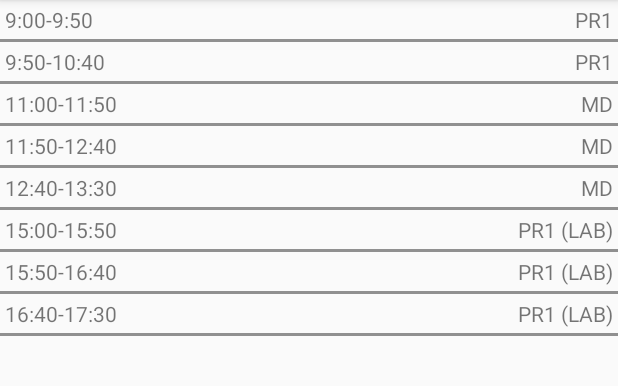
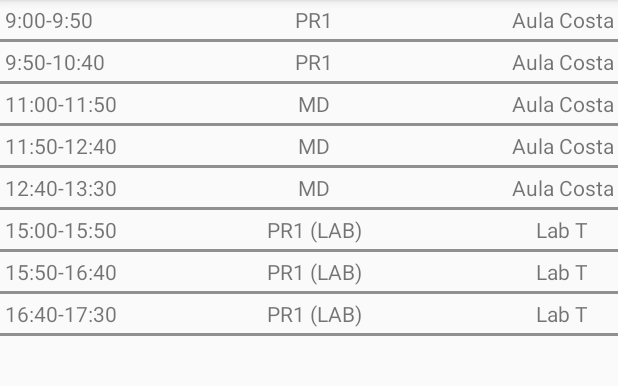
Before and after one commit to feduss/RoomIUM, an Android app: the TabellaOrariActivity screen opened directly, with no data from a screen before it, on a phone screen of 412 x 824 dp, the part 84-470 px from its top. Run offline under Robolectric (Android 15) with nearby library versions, the phone set to English and light mode, and no system bars.

Commit message:
Modificata la tabella degli orari per inserire l'aula. Rimosso un TODO, molto probabilmente di Silvio.

```diff
--- a/app/src/main/java/com/secd/ium/roomium/AvvisiDocenteFragment.java
+++ b/app/src/main/java/com/secd/ium/roomium/AvvisiDocenteFragment.java
@@ -170,7 +170,7 @@ public class AvvisiDocenteFragment extends android.support.v4.app.Fragment {
                                     //Inserimento del nuovo avviso nella lista
                                     nuovoAvviso.setTitolo(titolo.getText().toString());
                                     nuovoAvviso.setTesto(avviso.getText().toString());
-                                    nuovoAvviso.setAutore(getUsername(getContext())); //TODO recuperare il nome del docente
+                                    nuovoAvviso.setAutore(getUsername(getContext()));
                                     vettore.add(nuovoAvviso);
 
                                     //Spostamento del nuovo avviso in testa
--- a/app/src/main/res/layout/activity_tabella_orari.xml
+++ b/app/src/main/res/layout/activity_tabella_orari.xml
@@ -8,7 +8,7 @@
     <TableLayout xmlns:android="http://schemas.android.com/apk/res/android"
         android:layout_width="match_parent"
         android:layout_height="match_parent"
-        android:stretchColumns="1">
+        android:stretchColumns="2">
 
         <TableRow>
             <TextView
@@ -17,8 +17,12 @@
                 android:padding="3dip" />
             <TextView
                 android:text="PR1"
-                android:gravity="right"
+                android:gravity="center"
                 android:padding="3dip" />
+            <TextView
+                android:text="Aula Costa"
+                android:gravity="center"
+                android:padding="3dip"/>
         </TableRow>
 
         <View
@@ -32,8 +36,12 @@
                 android:padding="3dip" />
             <TextView
                 android:text="PR1"
-                android:gravity="right"
+                android:gravity="center"
                 android:padding="3dip" />
+            <TextView
+                android:text="Aula Costa"
+                android:gravity="center"
+                android:padding="3dip"/>
         </TableRow>
 
         <View
@@ -47,8 +55,12 @@
                 android:padding="3dip" />
             <TextView
                 android:text="MD"
-                android:gravity="right"
+                android:gravity="center"
                 android:padding="3dip" />
+            <TextView
+                android:text="Aula Costa"
+                android:gravity="center"
+                android:padding="3dip"/>
         </TableRow>
 
         <View
@@ -62,8 +74,12 @@
                 android:padding="3dip" />
             <TextView
                 android:text="MD"
-                android:gravity="right"
+                android:gravity="center"
                 android:padding="3dip" />
+            <TextView
+                android:text="Aula Costa"
+                android:gravity="center"
+                android:padding="3dip"/>
         </TableRow>
 
         <View
@@ -77,8 +93,12 @@
                 android:padding="3dip" />
             <TextView
                 android:text="MD"
-                android:gravity="right"
+                android:gravity="center"
                 android:padding="3dip" />
+            <TextView
+                android:text="Aula Costa"
+                android:gravity="center"
+                android:padding="3dip"/>
         </TableRow>
 
         <View
@@ -92,8 +112,12 @@
                 android:padding="3dip" />
             <TextView
                 android:text="PR1 (LAB)"
-                android:gravity="right"
+                android:gravity="center"
                 android:padding="3dip" />
+            <TextView
+                android:text="Lab T"
+                android:gravity="center"
+                android:padding="3dip"/>
         </TableRow>
 
         <View
@@ -107,8 +131,12 @@
                 android:padding="3dip" />
             <TextView
                 android:text="PR1 (LAB)"
-                android:gravity="right"
+                android:gravity="center"
                 android:padding="3dip" />
+            <TextView
+                android:text="Lab T"
+                android:gravity="center"
+                android:padding="3dip"/>
         </TableRow>
 
         <View
@@ -122,8 +150,12 @@
                 android:padding="3dip" />
             <TextView
                 android:text="PR1 (LAB)"
-                android:gravity="right"
+                android:gravity="center"
                 android:padding="3dip" />
+            <TextView
+                android:text="Lab T"
+                android:gravity="center"
+                android:padding="3dip"/>
         </TableRow>
 
         <View
```
